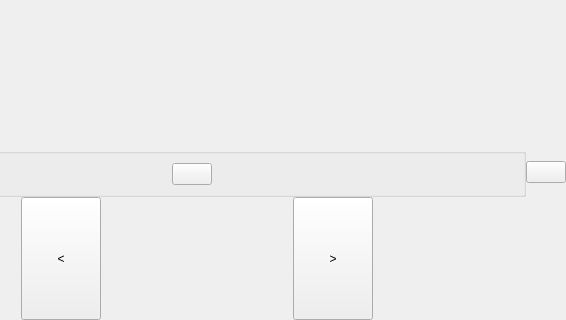
Before: the Qt Designer form src/mainWidget.ui in KDE/kamoso, drawn with Qt 5; both pictures show x 171 to 737 and y 359 to 679 of the 737 by 679 pixel window.
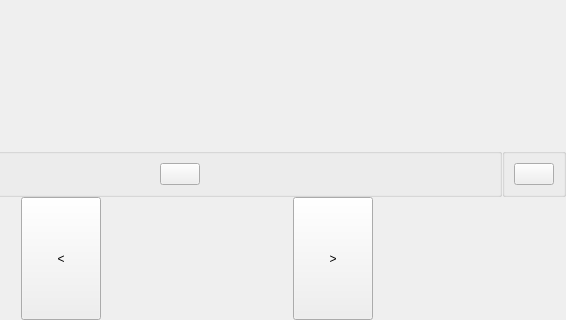
After: the same form once the commit is applied. Custom widgets are drawn as their Qt base class.

Commit message: Make the UI a little more consistent.

```diff
--- a/src/mainWidget.ui
+++ b/src/mainWidget.ui
@@ -191,6 +191,9 @@
       </widget>
      </item>
      <item>
+      <widget class="QGroupBox" name="groupBox">
+       <layout class="QHBoxLayout" name="horizontalLayout_3">
+        <item>
       <widget class="QPushButton" name="configure">
        <property name="focusPolicy">
         <enum>Qt::NoFocus</enum>
@@ -204,6 +207,11 @@
          <height>20</height>
         </size>
        </property>
+         </widget>
+        </item>
+       </layout>
+       <zorder>configure</zorder>
+       <zorder>configure</zorder>
       </widget>
      </item>
     </layout>
```
Lines whose indentation alone changed are shown as unchanged.
